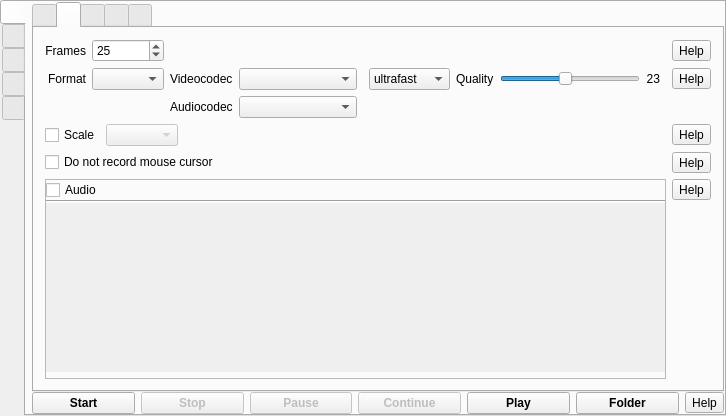
Old version of the form src/formMainWindow.ui in the repository vkohaupt/vokoscreenNG.
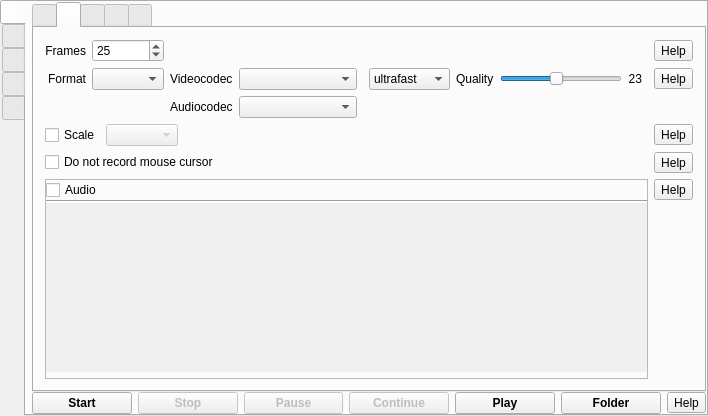
New version of the form. The open tabs and pages were chosen to show the change. Icons and pictures are not drawn.

What changed in the file:
```diff
--- a/src/formMainWindow.ui
+++ b/src/formMainWindow.ui
@@ -6,7 +6,7 @@
    <rect>
     <x>0</x>
     <y>0</y>
-    <width>726</width>
+    <width>708</width>
     <height>416</height>
    </rect>
   </property>
@@ -881,7 +881,7 @@
                      <rect>
                       <x>0</x>
                       <y>0</y>
-                      <width>551</width>
+                      <width>533</width>
                       <height>82</height>
                      </rect>
                     </property>
```
Left out of the diff: 4 changed lines with no effect on the pictures.
